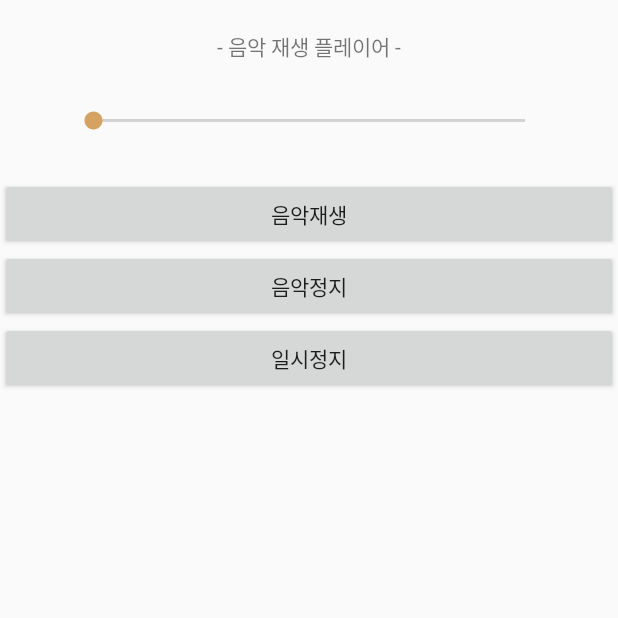
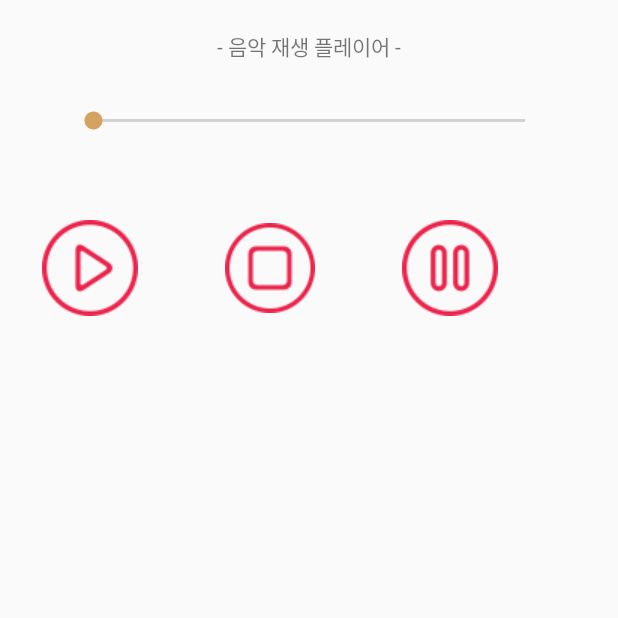
Before and after one commit to hwangseungae/MobilePrograming, an Android app: the MusicActivity screen opened directly, with no data from a screen before it, on a phone screen of 412 x 824 dp, the top half of it. Run offline under Robolectric (Android 15) with nearby library versions, the phone set to English and light mode, and no system bars.

Commit message:
Modified MusicPlayr UI & MediaPlayer

```diff
--- a/app/src/main/AndroidManifest.xml
+++ b/app/src/main/AndroidManifest.xml
@@ -4,6 +4,8 @@
 
     <uses-permission android:name="android.permission.READ_EXTERNAL_STORAGE" />
     <uses-permission android:name="android.permission.WRITE_EXTERNAL_STORAGE" />
+    <uses-permission android:name="android.permission.INTERNET" />
+
 
     <application
         android:allowBackup="true"
--- a/app/src/main/java/com/musicplayer/hwangseung_ae/musicplayer/MusicActivity.java
+++ b/app/src/main/java/com/musicplayer/hwangseung_ae/musicplayer/MusicActivity.java
@@ -77,7 +77,7 @@ import android.app.Activity;
 import android.media.MediaPlayer;
 import android.os.Bundle;
 import android.view.View;
-import android.widget.Button;
+import android.widget.ImageButton;
 import android.widget.ProgressBar;
 import android.widget.SeekBar;
 import android.widget.TextView;
@@ -87,7 +87,7 @@ import java.io.IOException;
 
 public class MusicActivity extends Activity {
 
-    Button btn1, btn2, btn3;
+    ImageButton btn1, btn2, btn3;
     MediaPlayer mp;
     SeekBar seekBar;
     TextView text;
@@ -98,14 +98,14 @@ public class MusicActivity extends Activity {
         super.onCreate(savedInstanceState);
         setContentView(R.layout.activity_music);
 
-        btn1 = (Button)findViewById(R.id.button1);
-        btn2 = (Button)findViewById(R.id.button2);
-        btn3 = (Button)findViewById(R.id.button3);
+        btn1 = (ImageButton)findViewById(R.id.button1);
+        btn2 = (ImageButton)findViewById(R.id.button2);
+        btn3 = (ImageButton)findViewById(R.id.button3);
 
         text = (TextView)findViewById(R.id.text1);
 
 
-        mp = MediaPlayer.create(MusicActivity.this, R.raw.test);
+        mp = MediaPlayer.create(MusicActivity.this, R.raw.ben);
 
         seekBar = (SeekBar)findViewById(R.id.playbar);
         seekBar.setVisibility(ProgressBar.VISIBLE);
--- a/app/src/main/res/layout/activity_music.xml
+++ b/app/src/main/res/layout/activity_music.xml
@@ -29,23 +29,40 @@
         android:layout_marginRight="10dp"
         android:id="@+id/text1"/>
 
-    <Button
+    <LinearLayout
         android:layout_width="match_parent"
-        android:layout_height="wrap_content"
-        android:id="@+id/button1"
-        android:text="음악재생"/>
+        android:layout_height="wrap_content">
 
-    <Button
-        android:layout_width="match_parent"
-        android:layout_height="wrap_content"
-        android:id="@+id/button2"
-        android:text="음악정지"/>
+        <ImageButton
+            android:id="@+id/button1"
+            android:layout_width="100dp"
+            android:layout_height="100dp"
+            android:layout_margin="10dp"
+            android:background="@android:color/transparent"
+            android:scaleType="centerInside"
+            android:src="@drawable/play" />
 
-    <Button
-        android:layout_width="match_parent"
-        android:layout_height="wrap_content"
-        android:id="@+id/button3"
-        android:text="일시정지"/>
+        <ImageButton
+            android:id="@+id/button2"
+            android:layout_width="100dp"
+            android:layout_height="100dp"
+            android:layout_margin="10dp"
+            android:background="@android:color/transparent"
+            android:scaleType="centerInside"
+            android:src="@drawable/stop" />
+
+        <ImageButton
+            android:id="@+id/button3"
+            android:layout_width="100dp"
+            android:layout_height="100dp"
+            android:layout_margin="10dp"
+            android:background="@android:color/transparent"
+            android:scaleType="centerInside"
+            android:src="@drawable/pause" />
+
+    </LinearLayout>
+
+
 
 
 </LinearLayout>
```
Also changed, not shown: app/src/main/res/drawable/pause.png (added), app/src/main/res/drawable/play.png (added), app/src/main/res/drawable/stop.png (added).
